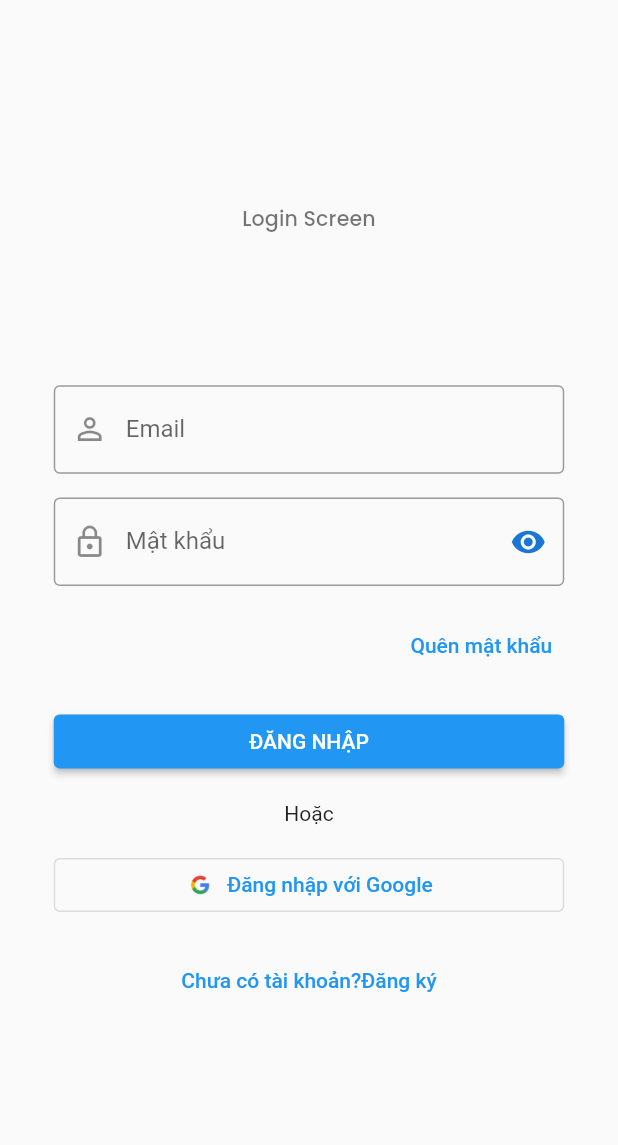
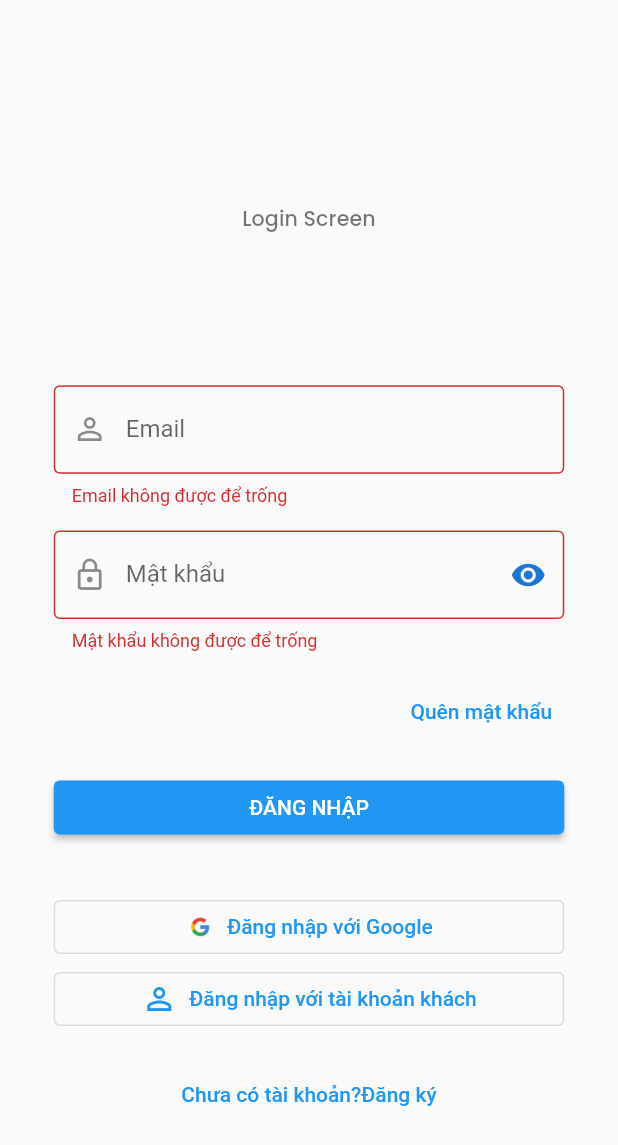
Before and after one commit to tuyenpham2502/tuyenpham2502, a Flutter app: the screen it shows after launch, after a tap on "ĐĂNG NHẬP", on a phone screen of 412 x 824 dp. Shown: the top 1145 px of the screen. Run offline on Flutter 3.47's test engine with Material 2 defaults, Android fonts, the phone set to English and light mode, and no system bars; our stand-ins replace firebase_auth, firebase_core, flutter_screenutil, get, google_fonts, loading_animation_widget; accounts and stored records are empty.

Commit message:
update authentication

```diff
--- a/lib/main.dart
+++ b/lib/main.dart
@@ -4,6 +4,7 @@ import 'package:get/get.dart';
 import 'package:learningflutter/src/features/authentications/screens/signin/signin_screen.dart';
 import 'package:learningflutter/src/features/authentications/screens/signup/signup_screen.dart';
 import 'package:learningflutter/src/respository/authentication-respository/authentication-respository.dart';
+import 'package:learningflutter/src/routing/router.dart';
 import 'package:learningflutter/src/untils/themes/themes.dart';
 import 'package:provider/provider.dart';
 import 'package:firebase_core/firebase_core.dart';
@@ -34,6 +35,7 @@ class MyApp extends StatelessWidget {
           theme: AppTheme.lightTheme,
           darkTheme: AppTheme.darkTheme,
           themeMode: ThemeMode.system,
+          getPages: AppRouter.pages,
           home: const SignupScreen(),
         );
       }
--- a/lib/src/comon_widgets/input_password_cus.dart
+++ b/lib/src/comon_widgets/input_password_cus.dart
@@ -2,14 +2,14 @@
 import 'package:flutter/material.dart';
 
 class InputPasswordCus extends StatefulWidget {
-  const InputPasswordCus({super.key, this.hintText, this.labelText, this.border, this.prefixIcon, this.controller});
+  const InputPasswordCus({super.key, this.hintText, this.labelText, this.border, this.prefixIcon, this.controller, this.validator});
 
   final String? hintText;
   final String? labelText;
   final OutlineInputBorder? border;
   final Widget? prefixIcon;
   final TextEditingController? controller;
-
+  final String? Function(String?)? validator;
 
 
 
@@ -22,6 +22,7 @@ class _MyWidgetState extends State<InputPasswordCus> {
   @override
   Widget build(BuildContext context) {
     return TextFormField(
+      validator: widget.validator,
       controller: widget.controller,
       obscureText: _obscureText,
       decoration: InputDecoration(
@@ -43,4 +44,6 @@ class _MyWidgetState extends State<InputPasswordCus> {
     )
     );
   }
+
+
 }
--- a/lib/src/comon_widgets/input_text_cus.dart
+++ b/lib/src/comon_widgets/input_text_cus.dart
@@ -1,18 +1,21 @@
 
 import 'package:flutter/material.dart';
+import 'package:learningflutter/src/constants/validate_types.dart';
 
 class InputTextCus extends StatelessWidget {
-  const InputTextCus({super.key, this.hintText, this.labelText, this.border, this.prefixIcon, this.controller});
+  const InputTextCus({super.key, this.hintText, this.labelText, this.border, this.prefixIcon, this.controller, this.validator});
 
   final String? hintText;
   final String? labelText;
   final OutlineInputBorder? border;
   final Widget? prefixIcon;
   final TextEditingController? controller;
+  final String? Function(String?)? validator;
 
   @override
   Widget build(BuildContext context) {
     return TextFormField(
+      validator: validator,
       controller: controller,
       decoration: InputDecoration(
         hintText: hintText,
@@ -22,4 +25,5 @@ class InputTextCus extends StatelessWidget {
       )
     );
   }
+
 }
--- a/lib/src/constants/text_strings.dart
+++ b/lib/src/constants/text_strings.dart
@@ -12,4 +12,16 @@ const String loginText = 'Đăng nhập';
 const String signUpText = 'Đăng ký';
 const String or = 'Hoặc';
 const String loginWithGoogleText = 'Đăng nhập với Google';
+const String loginWithGuestText = 'Đăng nhập với tài khoản khách';
 const String dontHaveAccountText = 'Chưa có tài khoản?';
+
+//validate_text
+const String fullNameRequiredText = 'Họ và tên không được để trống';
+const String emailRequiredText = 'Email không được để trống';
+const String emailInvalidText = 'Email không hợp lệ';
+const String phoneRequiredText = 'Số điện thoại không được để trống';
+const String phoneInvalidText = 'Số điện thoại không hợp lệ';
+const String passwordRequiredText = 'Mật khẩu không được để trống';
+const String passwordInvalidText = 'Mật khẩu không hợp lệ';
+const String confirmPasswordRequiredText = 'Xác nhận mật khẩu không được để trống';
+const String confirmPasswordInvalidText = 'Xác nhận mật khẩu không hợp lệ';
--- a/lib/src/features/authentications/controller/signup_controller.dart
+++ b/lib/src/features/authentications/controller/signup_controller.dart
@@ -11,7 +11,7 @@ class SignUpController extends GetxController {
   final password = TextEditingController();
   final confirmPassword = TextEditingController();
 
-  void registerUser(String email, String password) async {
-    AuthenticationRepository.instance.createUserWithEmailAndPassword(email, password);
+  Future<void> registerUser(String email, String password) async {
+  await AuthenticationRepository.instance.createUserWithEmailAndPassword(email, password);
   }
 }
--- a/lib/src/features/authentications/screens/signin/signin_form_widgets.dart
+++ b/lib/src/features/authentications/screens/signin/signin_form_widgets.dart
@@ -1,51 +1,82 @@
 
 import 'package:flutter/material.dart';
 import 'package:get/get.dart';
+import 'package:learningflutter/src/comon_widgets/dialog_cus.dart';
 import 'package:learningflutter/src/comon_widgets/input_password_cus.dart';
 import 'package:learningflutter/src/comon_widgets/input_text_cus.dart';
+import 'package:learningflutter/src/comon_widgets/loading_animation_cus.dart';
 import 'package:learningflutter/src/constants/default_size.dart';
 import 'package:learningflutter/src/constants/text_strings.dart';
+import 'package:learningflutter/src/constants/validate_types.dart';
 import 'package:learningflutter/src/features/authentications/controller/signin_controller.dart';
+import 'package:learningflutter/src/features/authentications/controller/signup_controller.dart';
 import 'package:learningflutter/src/respository/authentication-respository/exception/signin_email_password.dart';
 
-class LoginForm extends StatelessWidget {
+class LoginForm extends StatefulWidget {
   const LoginForm({super.key});
 
+  @override
+  State<LoginForm> createState() => _LoginFormState();
+}
+
+class _LoginFormState extends State<LoginForm> {
   @override
   Widget build(BuildContext context) {
     final _formKey = GlobalKey<FormState>();
     final controller = Get.put(LoginController());
     return Form(
+              key: _formKey,
               child: Column(
                 crossAxisAlignment: CrossAxisAlignment.start,
                 children: [
-                  const InputTextCus(
-                    prefixIcon: Icon(Icons.person_outline_outlined),
+                   InputTextCus(
+                    validator: (value) {
+                      if (value!.isEmpty) {
+                        return emailRequiredText;
+                      }
+                      if (!value.isValidEmail) {
+                        return emailInvalidText;
+                      }
+                      return null;
+                    },
+                    prefixIcon: const Icon(Icons.person_outline_outlined),
                     hintText: emailText,
                     labelText: emailText,
-                    border: OutlineInputBorder(),
+                    border: const OutlineInputBorder(),
+                    controller: controller.email,
                   ),
-                   SizedBox(height: defaultFormSize-20 ),
-                  const InputPasswordCus(
-                    prefixIcon: Icon(Icons.lock_outline),
+                   SizedBox(height: defaultFormSize - 20),
+                   InputPasswordCus(
+                    validator: (value) {
+                      if (value!.isEmpty) {
+                        return passwordRequiredText;
+                      }
+                      if (value.isValidPassword) {
+                        return passwordInvalidText;
+                      }
+                      return null;
+                    },
+                    controller: controller.password,
+                    prefixIcon: const Icon(Icons.lock_outline),
                     hintText: passwordText,
                     labelText: passwordText,
-                    border: OutlineInputBorder(),
+                    border: const OutlineInputBorder(),
                   ),
                   SizedBox(height: defaultFormSize - 20 ),
                   Align(
                     alignment: Alignment.centerRight,
                     child: TextButton(
                     onPressed: ()=> {},
-                    child: Text(forgotPasswordText)
+                    child: const Text(forgotPasswordText)
                     ),
                   ),
                   SizedBox(height: defaultFormSize - 20 ),
                   SizedBox(
                     width: double.infinity,
                     child: ElevatedButton(
-                      onPressed: (){
+                      onPressed: () async {
                         if(_formKey.currentState!.validate()){
+                        LoginController.instance.signInWithEmailAndPassword(controller.email.text, controller.password.text);
                         }
                       },
                       child: Text(loginText.toUpperCase())
--- a/lib/src/features/authentications/screens/signin/signin_screen.dart
+++ b/lib/src/features/authentications/screens/signin/signin_screen.dart
@@ -1,10 +1,12 @@
 import 'package:flutter/material.dart';
 import 'package:flutter_screenutil/flutter_screenutil.dart';
+import 'package:get/get.dart';
 import 'package:learningflutter/src/comon_widgets/input_password_cus.dart';
 import 'package:learningflutter/src/comon_widgets/input_text_cus.dart';
 import 'package:learningflutter/src/constants/default_size.dart';
 import 'package:learningflutter/src/constants/image_strings.dart';
 import 'package:learningflutter/src/constants/text_strings.dart';
+import 'package:learningflutter/src/features/authentications/controller/signin_controller.dart';
 import 'package:learningflutter/src/features/authentications/screens/signin/signin_form_widgets.dart';
 
 class SigninScreen extends StatefulWidget {
@@ -33,7 +35,6 @@ class _SigninScreenState extends State<SigninScreen> {
               SizedBox(height: defaultFormSize -20),
               Column(
                 children: [
-                  const Text(or),
                   SizedBox(height: defaultFormSize - 20),
                   SizedBox(
                       width: double.infinity,
@@ -45,10 +46,19 @@ class _SigninScreenState extends State<SigninScreen> {
                             height: 20,
                           ),
                           label: const Text(loginWithGoogleText))),
+
+                   SizedBox(
+                      width: double.infinity,
+                      child: OutlinedButton.icon(
+                          onPressed: () {
+                            LoginController.instance.signInWithGuest();
+                          },
+                          icon: const Icon(Icons.person_outline_outlined),
+                          label: const Text(loginWithGuestText))),
                   SizedBox(height: defaultFormSize -20),
                   TextButton(
                     onPressed: () {
-
+                        Get.offNamed("/signup");
                       },
                     child: Text.rich(
                       TextSpan(
--- a/lib/src/features/authentications/screens/signup/signup_form_widget.dart
+++ b/lib/src/features/authentications/screens/signup/signup_form_widget.dart
@@ -4,6 +4,7 @@ import 'package:get/get.dart';
 import 'package:learningflutter/src/comon_widgets/input_password_cus.dart';
 import 'package:learningflutter/src/comon_widgets/input_text_cus.dart';
 import 'package:learningflutter/src/constants/text_strings.dart';
+import 'package:learningflutter/src/constants/validate_types.dart';
 import 'package:learningflutter/src/features/authentications/controller/signup_controller.dart';
 
 class SignupForm extends StatelessWidget {
@@ -20,43 +21,86 @@ class SignupForm extends StatelessWidget {
       crossAxisAlignment: CrossAxisAlignment.start,
       children: [
       InputTextCus(
+        validator: (value) {
+          if (value!.isEmpty) {
+            return fullNameRequiredText;
+          }
+          return null;
+        },
         controller: controller.fullName,
-        prefixIcon: Icon(Icons.person_outline_outlined),
+        prefixIcon: const Icon(Icons.person_outline_outlined),
         hintText: fullNameText,
         labelText: fullNameText,
-        border: OutlineInputBorder(),
+        border: const OutlineInputBorder(),
       ),
       const SizedBox(height: 20),
+          InputTextCus(
+            validator: (value) {
+              if (value!.isEmpty) {
+                return phoneRequiredText;
+              }
+              if (value.isValidPhoneNumber) {
+                return phoneInvalidText;
+              }
+              return null;
+            },
+            controller: controller.phoneNumber,
+            prefixIcon: const Icon(Icons.phone_outlined),
+            hintText: phoneText,
+            labelText: phoneText,
+            border: const OutlineInputBorder(),
+          ),
+      const SizedBox(height: 20),
       InputTextCus(
+        validator: (value) {
+          if (value!.isEmpty) {
+            return emailRequiredText;
+          }
+          if (!value.isValidEmail) {
+            return emailInvalidText;
+          }
+          return null;
+        },
         controller: controller.email,
-        prefixIcon: Icon(Icons.email_outlined),
+        prefixIcon: const Icon(Icons.email_outlined),
         hintText: emailText,
         labelText: emailText,
-        border: OutlineInputBorder(),
+        border: const OutlineInputBorder(),
       ),
+
       const SizedBox(height: 20),
-      InputTextCus(
-        controller: controller.phoneNumber,
-        prefixIcon: Icon(Icons.phone_outlined),
-        hintText: phoneText,
-        labelText: phoneText,
-        border: OutlineInputBorder(),
+      InputPasswordCus(
+        validator: (value) {
+          if (value!.isEmpty) {
+            return passwordRequiredText;
+          }
+          if (value.isValidPassword) {
+            return passwordInvalidText;
+          }
+          return null;
+        },
+        controller: controller.password,
+        prefixIcon: const Icon(Icons.lock_outline),
+        hintText: passwordText,
+        labelText: passwordText,
+        border: const OutlineInputBorder(),
       ),
       const SizedBox(height: 20),
       InputPasswordCus(
-        controller: controller.password,
-        prefixIcon: Icon(Icons.lock_outline),
-        hintText: passwordText,
-        labelText: passwordText,
-        border: OutlineInputBorder(),
-      ),
-      const SizedBox(height: 20),
-      InputPasswordCus(
+        validator: (value) {
+          if (value!.isEmpty) {
+            return confirmPasswordRequiredText;
+          }
+          if (value != controller.password.text) {
+            return confirmPasswordInvalidText;
+          }
+          return null;
+        },
         controller: controller.confirmPassword,
-        prefixIcon: Icon(Icons.lock_outline),
+        prefixIcon: const Icon(Icons.lock_outline),
         hintText: confirmPasswordText,
         labelText: confirmPasswordText,
-        border: OutlineInputBorder(),
+        border: const OutlineInputBorder(),
       ),
       const SizedBox(height: 20),
       SizedBox(
--- a/lib/src/features/authentications/screens/signup/signup_screen.dart
+++ b/lib/src/features/authentications/screens/signup/signup_screen.dart
@@ -1,5 +1,6 @@
 
 import 'package:flutter/material.dart';
+import 'package:get/get.dart';
 import 'package:learningflutter/src/constants/default_size.dart';
 import 'package:learningflutter/src/features/authentications/screens/signup/signup_form_widget.dart';
 
@@ -9,6 +10,15 @@ class SignupScreen extends StatelessWidget {
   @override
   Widget build(BuildContext context) {
     return Scaffold(
+      appBar: AppBar(
+        title: const Text("Signup Screen"),
+        leading: IconButton(
+          icon: const Icon(Icons.arrow_back),
+          onPressed: () {
+            Get.back();
+          },
+        )
+      ),
       body: SingleChildScrollView(
         child: Container(
           padding: EdgeInsets.all(defaultSize),
--- a/lib/src/respository/authentication-respository/exception/signin_email_password.dart
+++ b/lib/src/respository/authentication-respository/exception/signin_email_password.dart
@@ -1,20 +1,18 @@
 class SignInEmailAndPasswordFailure {
   final String message;
 
-  SignInEmailAndPasswordFailure({this.message = 'An error occurred during sign in.'});
+  const SignInEmailAndPasswordFailure({this.message = 'An error occurred during sign in.'});
 
   factory SignInEmailAndPasswordFailure.code(String code){
     switch(code){
-      case 'invalid-email':
-        return SignInEmailAndPasswordFailure(message: 'The email address is badly formatted.');
       case 'user-disabled':
-        return SignInEmailAndPasswordFailure(message: 'The user account has been disabled by an administrator.');
+        return SignInEmailAndPasswordFailure(message: 'Tài khoản đã bị vô hiệu hóa');
       case 'user-not-found':
-        return SignInEmailAndPasswordFailure(message: 'There is no user record corresponding to this identifier. The user may have been deleted.');
+        return SignInEmailAndPasswordFailure(message: 'Tài khoản không tồn tại');
       case 'wrong-password':
-        return SignInEmailAndPasswordFailure(message: 'The password is invalid or the user does not have a password.');
+        return SignInEmailAndPasswordFailure(message: 'Mật khẩu không đúng');
       default:
-        return SignInEmailAndPasswordFailure(message: 'An error occurred during sign in.');
+        return SignInEmailAndPasswordFailure(message: 'Lỗi đăng nhập, vui lòng thử lại sau');
     }
   }
 }
--- /dev/null
+++ b/lib/src/routing/router.dart
@@ -0,0 +1,12 @@
+import "package:get/get.dart";
+import 'package:learningflutter/src/features/authentications/screens/signin/signin_screen.dart';
+import 'package:learningflutter/src/features/authentications/screens/signup/signup_screen.dart';
+import 'package:learningflutter/src/features/core/screens/dashBoard._screen.dart';
+
+class AppRouter {
+  static final pages = [
+    GetPage(name: "/", page: () => const SigninScreen()),
+    GetPage(name: "/signup", page: () => const SignupScreen()),
+    GetPage(name: "/dashboard", page: () => const DashBoardScreen()),
+  ];
+}
--- a/pubspec.yaml
+++ b/pubspec.yaml
@@ -50,6 +50,9 @@ dependencies:
   liquid_swipe: ^3.0.0
   smooth_page_indicator: ^1.0.1
   firebase_messaging_platform_interface: ^4.2.16
+  google_sign_in: ^6.0.2
+  connectivity_plus: ^3.0.3
+  loading_animation_widget: ^1.2.0+4
 
 dev_dependencies:
   flutter_test:
```
Also changed, not shown: lib/src/comon_widgets/dialog_cus.dart (added, +24 -0 lines), lib/src/comon_widgets/loading_animation_cus.dart (added, +10 -0 lines), lib/src/constants/validate_types.dart (added, +34 -0 lines), lib/src/features/authentications/controller/signin_controller.dart (+15 -0 lines), lib/src/respository/authentication-respository/authentication-respository.dart (+21 -10 lines), pubspec.lock, 3 other files.
